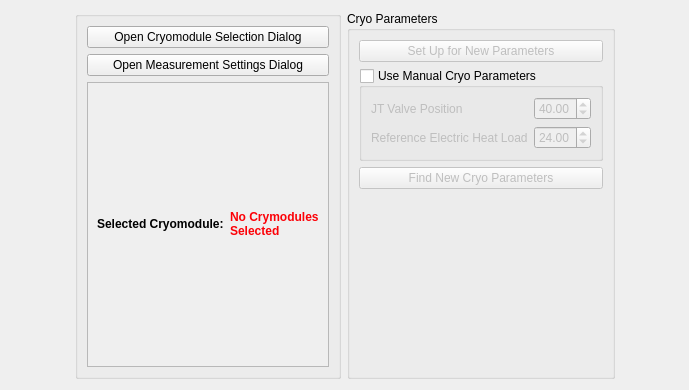
The window that q0.ui (ssoham/Q0Measurement) describes before a commit, drawn with Qt 5.
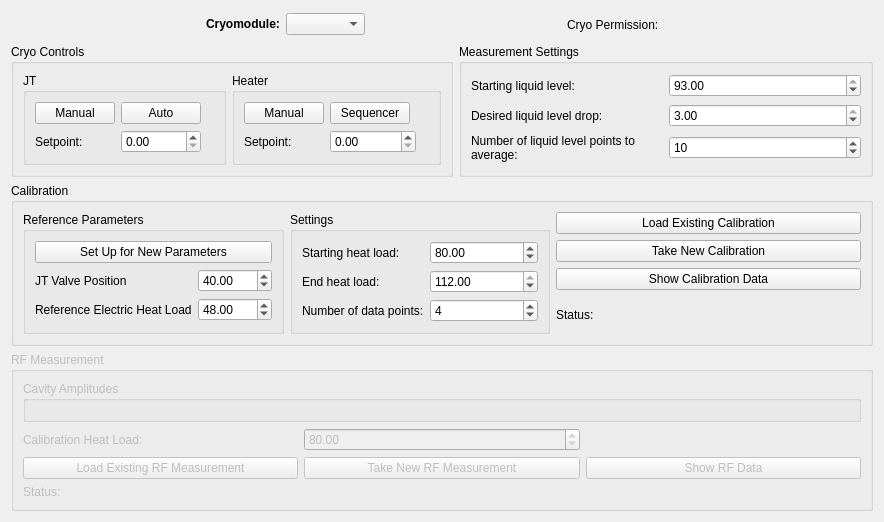
The same window after the commit. Custom widgets are drawn as their Qt base class.

Commit message: new extremely crowded GUI

What changed in the file:
```diff
--- a/q0.ui
+++ b/q0.ui
@@ -6,18 +6,662 @@
    <rect>
     <x>0</x>
     <y>0</y>
-    <width>689</width>
-    <height>390</height>
+    <width>884</width>
+    <height>522</height>
    </rect>
   </property>
   <property name="windowTitle">
    <string>Q0 Measurement</string>
   </property>
-  <layout class="QVBoxLayout" name="verticalLayout_2">
-   <item>
-    <layout class="QHBoxLayout" name="horizontalLayout_2">
+  <layout class="QGridLayout" name="gridLayout_3">
+   <item row="1" column="1">
+    <widget class="QGroupBox" name="groupBox">
+     <property name="title">
+      <string>Measurement Settings</string>
+     </property>
+     <layout class="QGridLayout" name="gridLayout_6">
+      <item row="0" column="0">
+       <widget class="QLabel" name="label_9">
+        <property name="text">
+         <string>Starting liquid level:</string>
+        </property>
+       </widget>
+      </item>
+      <item row="1" column="0">
+       <widget class="QLabel" name="label_10">
+        <property name="text">
+         <string>Desired liquid level drop:</string>
+        </property>
+        <property name="wordWrap">
+         <bool>false</bool>
+        </property>
+       </widget>
+      </item>
+      <item row="1" column="1">
+       <widget class="QDoubleSpinBox" name="ll_drop_spinbox">
+        <property name="minimum">
+         <double>1.000000000000000</double>
+        </property>
+        <property name="maximum">
+         <double>3.000000000000000</double>
+        </property>
+        <property name="value">
+         <double>3.000000000000000</double>
+        </property>
+       </widget>
+      </item>
+      <item row="0" column="1">
+       <widget class="QDoubleSpinBox" name="ll_start_spinbox">
+        <property name="minimum">
+         <double>90.000000000000000</double>
+        </property>
+        <property name="maximum">
+         <double>93.000000000000000</double>
+        </property>
+        <property name="value">
+         <double>93.000000000000000</double>
+        </property>
+       </widget>
+      </item>
+      <item row="2" column="0">
+       <widget class="QLabel" name="label_11">
+        <property name="text">
+         <string>Number of liquid level points to average:</string>
+        </property>
+        <property name="wordWrap">
+         <bool>true</bool>
+        </property>
+       </widget>
+      </item>
+      <item row="2" column="1">
+       <widget class="QSpinBox" name="ll_avg_spinbox">
+        <property name="value">
+         <number>10</number>
+        </property>
+       </widget>
+      </item>
+     </layout>
+    </widget>
+   </item>
+   <item row="3" column="0" colspan="2">
+    <widget class="QGroupBox" name="groupBox_2">
+     <property name="title">
+      <string>Calibration</string>
+     </property>
+     <layout class="QGridLayout" name="gridLayout_4">
+      <item row="1" column="1" rowspan="4">
+       <widget class="QGroupBox" name="groupBox_5">
+        <property name="title">
+         <string>Settings</string>
+        </property>
+        <layout class="QGridLayout" name="gridLayout_7">
+         <item row="0" column="0">
+          <widget class="QLabel" name="label_12">
+           <property name="text">
+            <string>Starting heat load:</string>
+           </property>
+          </widget>
+         </item>
+         <item row="1" column="0">
+          <widget class="QLabel" name="label_13">
+           <property name="text">
+            <string>End heat load:</string>
+           </property>
+          </widget>
+         </item>
+         <item row="2" column="0">
+          <widget class="QLabel" name="label_14">
+           <property name="text">
+            <string>Number of data points:</string>
+           </property>
+          </widget>
+         </item>
+         <item row="0" column="1">
+          <widget class="QDoubleSpinBox" name="start_heat_spinbox">
+           <property name="minimum">
+            <double>24.000000000000000</double>
+           </property>
+           <property name="maximum">
+            <double>112.000000000000000</double>
+           </property>
+           <property name="value">
+            <double>80.000000000000000</double>
+           </property>
+          </widget>
+         </item>
+         <item row="1" column="1">
+          <widget class="QDoubleSpinBox" name="end_heat_spinbox">
+           <property name="minimum">
+            <double>24.000000000000000</double>
+           </property>
+           <property name="maximum">
+            <double>112.000000000000000</double>
+           </property>
+           <property name="value">
+            <double>112.000000000000000</double>
+           </property>
+          </widget>
+         </item>
+         <item row="2" column="1">
+          <widget class="QSpinBox" name="num_cal_points_spinbox">
+           <property name="maximum">
+            <number>20</number>
+           </property>
+           <property name="value">
+            <number>4</number>
+           </property>
+          </widget>
+         </item>
+        </layout>
+       </widget>
+      </item>
+      <item row="1" column="0" rowspan="4">
+       <widget class="QGroupBox" name="manual_cryo_groupbox">
+        <property name="title">
+         <string>Reference Parameters</string>
+        </property>
+        <property name="checkable">
+         <bool>false</bool>
+        </property>
+        <property name="checked">
+         <bool>false</bool>
+        </property>
+        <layout class="QGridLayout" name="gridLayout">
+         <item row="1" column="1">
+          <widget class="QDoubleSpinBox" name="jt_pos_spinbox">
+           <property name="value">
+            <double>40.000000000000000</double>
+           </property>
+          </widget>
+         </item>
+         <item row="2" column="0">
+          <widget class="QLabel" name="label_2">
+           <property name="text">
+            <string>Reference Electric Heat Load</string>
+           </property>
+          </widget>
+         </item>
+         <item row="1" column="0">
+          <widget class="QLabel" name="label">
+           <property name="text">
+            <string>JT Valve Position</string>
+           </property>
+          </widget>
+         </item>
+         <item row="2" column="1">
+          <widget class="QDoubleSpinBox" name="ref_heat_spinbox">
+           <property name="value">
+            <double>48.000000000000000</double>
+           </property>
+          </widget>
+         </item>
+         <item row="0" column="0" colspan="2">
+          <widget class="QPushButton" name="setup_param_button">
+           <property name="enabled">
+            <bool>true</bool>
+           </property>
+           <property name="toolTip">
+            <string>Sets the heater to manual at 48 so that the JT can settle</string>
+           </property>
+           <property name="text">
+            <string>Set Up for New Parameters</string>
+           </property>
+          </widget>
+         </item>
+        </layout>
+       </widget>
+      </item>
+      <item row="4" column="2">
+       <widget class="QLabel" name="label_8">
+        <property name="sizePolicy">
+         <sizepolicy hsizetype="Maximum" vsizetype="Preferred">
+          <horstretch>0</horstretch>
+          <verstretch>0</verstretch>
+         </sizepolicy>
+        </property>
+        <property name="text">
+         <string>Status:</string>
+        </property>
+       </widget>
+      </item>
+      <item row="4" column="3">
+       <widget class="QLabel" name="cal_status_label">
+        <property name="text">
+         <string/>
+        </property>
+       </widget>
+      </item>
+      <item row="3" column="2" colspan="2">
+       <widget class="QPushButton" name="show_cal_data_button">
+        <property name="text">
+         <string>Show Calibration Data</string>
+        </property>
+       </widget>
+      </item>
+      <item row="2" column="2" colspan="2">
+       <widget class="QPushButton" name="new_cal_button">
+        <property name="text">
+         <string>Take New Calibration</string>
+        </property>
+       </widget>
+      </item>
+      <item row="1" column="2" colspan="2">
+       <widget class="QPushButton" name="load_cal_button">
+        <property name="text">
+         <string>Load Existing Calibration</string>
+        </property>
+       </widget>
+      </item>
+     </layout>
+    </widget>
+   </item>
+   <item row="1" column="0">
+    <widget class="QGroupBox" name="groupBox_3">
+     <property name="title">
+      <string>Cryo Controls</string>
+     </property>
+     <layout class="QGridLayout" name="gridLayout_2">
+      <item row="2" column="1" colspan="2">
+       <widget class="QGroupBox" name="groupBox_4">
+        <property name="title">
+         <string>JT</string>
+        </property>
+        <layout class="QGridLayout" name="gridLayout_5">
+         <item row="1" column="0">
+          <widget class="QLabel" name="label_6">
+           <property name="text">
+            <string>Setpoint:</string>
+           </property>
+          </widget>
+         </item>
+         <item row="0" column="2">
+          <widget class="PyDMLabel" name="jt_mode_label">
+           <property name="toolTip">
+            <string/>
+           </property>
+          </widget>
+         </item>
+         <item row="1" column="1">
+          <widget class="PyDMSpinbox" name="jt_setpoint_spinbox">
+           <property name="toolTip">
+            <string/>
+           </property>
+           <property name="maximum">
+            <double>75.000000000000000</double>
+           </property>
+           <property name="showUnits" stdset="0">
+            <bool>true</bool>
+           </property>
+           <property name="precisionFromPV" stdset="0">
+            <bool>true</bool>
+           </property>
+           <property name="alarmSensitiveContent" stdset="0">
+            <bool>false</bool>
+           </property>
+           <property name="alarmSensitiveBorder" stdset="0">
+            <bool>false</bool>
+           </property>
+           <property name="channel" stdset="0">
+            <string/>
+           </property>
+           <property name="precision" stdset="0">
+            <number>0</number>
+           </property>
+           <property name="showStepExponent" stdset="0">
+            <bool>false</bool>
+           </property>
+           <property name="writeOnPress" stdset="0">
+            <bool>false</bool>
+           </property>
+          </widget>
+         </item>
+         <item row="1" column="2">
+          <widget class="PyDMLabel" name="jt_setpoint_readback">
+           <property name="toolTip">
+            <string/>
+           </property>
+          </widget>
+         </item>
+         <item row="0" column="0">
+          <widget class="PyDMPushButton" name="jt_man_button">
+           <property name="toolTip">
+            <string/>
+           </property>
+           <property name="text">
+            <string>Manual</string>
+           </property>
+           <property name="alarmSensitiveContent" stdset="0">
+            <bool>false</bool>
+           </property>
+           <property name="alarmSensitiveBorder" stdset="0">
+            <bool>false</bool>
+           </property>
+           <property name="channel" stdset="0">
+            <string/>
+           </property>
+           <property name="passwordProtected" stdset="0">
+            <bool>false</bool>
+           </property>
+           <property name="password" stdset="0">
+            <string/>
+           </property>
+           <property name="protectedPassword" stdset="0">
+            <string/>
+           </property>
+           <property name="showConfirmDialog" stdset="0">
+            <bool>false</bool>
+           </property>
+           <property name="confirmMessage" stdset="0">
+            <string>Are you sure you want to proceed?</string>
+           </property>
+           <property name="pressValue" stdset="0">
+            <string>1</string>
+           </property>
+           <property name="releaseValue" stdset="0">
+            <string>None</string>
+           </property>
+           <property name="relativeChange" stdset="0">
+            <bool>false</bool>
+           </property>
+           <property name="writeWhenRelease" stdset="0">
+            <bool>false</bool>
+           </property>
+          </widget>
+         </item>
+         <item row="0" column="1">
+          <widget class="PyDMPushButton" name="jt_auto_button">
+           <property name="toolTip">
+            <string/>
+           </property>
+           <property name="text">
+            <string>Auto</string>
+           </property>
+           <property name="alarmSensitiveContent" stdset="0">
+            <bool>false</bool>
+           </property>
+           <property name="alarmSensitiveBorder" stdset="0">
+            <bool>false</bool>
+           </property>
+           <property name="channel" stdset="0">
+            <string/>
+           </property>
+           <property name="passwordProtected" stdset="0">
+            <bool>false</bool>
+           </property>
+           <property name="password" stdset="0">
+            <string/>
+           </property>
+           <property name="protectedPassword" stdset="0">
+            <string/>
+           </property>
+           <property name="showConfirmDialog" stdset="0">
+            <bool>false</bool>
+           </property>
+           <property name="confirmMessage" stdset="0">
+            <string>Are you sure you want to proceed?</string>
+           </property>
+           <property name="pressValue" stdset="0">
+            <string>1</string>
+           </property>
+           <property name="releaseValue" stdset="0">
+            <string>None</string>
+           </property>
+           <property name="relativeChange" stdset="0">
+            <bool>false</bool>
+           </property>
+           <property name="writeWhenRelease" stdset="0">
+            <bool>false</bool>
+           </property>
+          </widget>
+         </item>
+        </layout>
+       </widget>
+      </item>
+      <item row="2" column="3">
+       <widget class="QGroupBox" name="groupBox_8">
+        <property name="title">
+         <string>Heater</string>
+        </property>
+        <layout class="QGridLayout" name="gridLayout_10">
+         <item row="0" column="3">
+          <widget class="PyDMLabel" name="heater_mode_label">
+           <property name="toolTip">
+            <string/>
+           </property>
+          </widget>
+         </item>
+         <item row="1" column="0">
+          <widget class="QLabel" name="label_5">
+           <property name="text">
+            <string>Setpoint:</string>
+           </property>
+          </widget>
+         </item>
+         <item row="1" column="1" colspan="2">
+          <widget class="PyDMSpinbox" name="heater_setpoint_spinbox">
+           <property name="toolTip">
+            <string/>
+           </property>
+           <property name="maximum">
+            <double>160.000000000000000</double>
+           </property>
+           <property name="singleStep">
+            <double>10.000000000000000</double>
+           </property>
+           <property name="showUnits" stdset="0">
+            <bool>true</bool>
+           </property>
+           <property name="precisionFromPV" stdset="0">
+            <bool>true</bool>
+           </property>
+           <property name="alarmSensitiveContent" stdset="0">
+            <bool>false</bool>
+           </property>
+           <property name="alarmSensitiveBorder" stdset="0">
+            <bool>false</bool>
+           </property>
+           <property name="channel" stdset="0">
+            <string/>
+           </property>
+           <property name="precision" stdset="0">
+            <number>0</number>
+           </property>
+           <property name="showStepExponent" stdset="0">
+            <bool>false</bool>
+           </property>
+           <property name="writeOnPress" stdset="0">
+            <bool>false</bool>
+           </property>
+          </widget>
+         </item>
+         <item row="1" column="3">
+          <widget class="PyDMLabel" name="heater_readback_label">
+           <property name="toolTip">
+            <string/>
+           </property>
+          </widget>
+         </item>
+         <item row="0" column="0">
+          <widget class="PyDMPushButton" name="heater_man_button">
+           <property name="toolTip">
+            <string/>
+           </property>
+           <property name="text">
+            <string>Manual</string>
+           </property>
+           <property name="alarmSensitiveContent" stdset="0">
+            <bool>false</bool>
+           </property>
+           <property name="alarmSensitiveBorder" stdset="0">
+            <bool>false</bool>
+           </property>
+           <property name="channel" stdset="0">
+            <string/>
+           </property>
+           <property name="passwordProtected" stdset="0">
+            <bool>false</bool>
+           </property>
+           <property name="password" stdset="0">
+            <string/>
+           </property>
+           <property name="protectedPassword" stdset="0">
+            <string/>
+           </property>
+           <property name="showConfirmDialog" stdset="0">
+            <bool>false</bool>
+           </property>
+           <property name="confirmMessage" stdset="0">
+            <string>Are you sure you want to proceed?</string>
+           </property>
+           <property name="pressValue" stdset="0">
+            <string>1</string>
+           </property>
+           <property name="releaseValue" stdset="0">
+            <string>None</string>
+           </property>
+           <property name="relativeChange" stdset="0">
+            <bool>false</bool>
+           </property>
+           <property name="writeWhenRelease" stdset="0">
+            <bool>false</bool>
+           </property>
+          </widget>
+         </item>
+         <item row="0" column="1">
+          <widget class="PyDMPushButton" name="heater_seq_button">
+           <property name="toolTip">
+            <string/>
+           </property>
+           <property name="text">
+            <string>Sequencer</string>
+           </property>
+           <property name="alarmSensitiveContent" stdset="0">
+            <bool>false</bool>
+           </property>
+           <property name="alarmSensitiveBorder" stdset="0">
+            <bool>false</bool>
+           </property>
+           <property name="channel" stdset="0">
+            <string/>
+           </property>
+           <property name="passwordProtected" stdset="0">
+            <bool>false</bool>
+           </property>
+           <property name="password" stdset="0">
+            <string/>
+           </property>
+           <property name="protectedPassword" stdset="0">
+            <string/>
+           </property>
+           <property name="showConfirmDialog" stdset="0">
+            <bool>false</bool>
+           </property>
+           <property name="confirmMessage" stdset="0">
+            <string>Are you sure you want to proceed?</string>
+           </property>
+           <property name="pressValue" stdset="0">
+            <string>1</string>
+           </property>
+           <property name="releaseValue" stdset="0">
+            <string>None</string>
+           </property>
+           <property name="relativeChange" stdset="0">
+            <bool>false</bool>
+           </property>
+           <property name="writeWhenRelease" stdset="0">
+            <bool>false</bool>
+           </property>
+          </widget>
+         </item>
+        </layout>
+       </widget>
+      </item>
+     </layout>
+    </widget>
+   </item>
+   <item row="4" column="0" colspan="2">
+    <widget class="QGroupBox" name="rf_groupbox">
+     <property name="enabled">
+      <bool>false</bool>
+     </property>
+     <property name="title">
+      <string>RF Measurement</string>
+     </property>
+     <layout class="QGridLayout" name="gridLayout_8">
+      <item row="1" column="0">
+       <widget class="QLabel" name="label_7">
+        <property name="text">
+         <string>Calibration Heat Load:</string>
+        </property>
+       </widget>
+      </item>
+      <item row="2" column="2">
+       <widget class="QPushButton" name="show_rf_button">
+        <property name="text">
+         <string>Show RF Data</string>
+        </property>
+       </widget>
+      </item>
+      <item row="2" column="0">
+       <widget class="QPushButton" name="load_rf_button">
+        <property name="text">
+         <string>Load Existing RF Measurement</string>
+        </property>
+       </widget>
+      </item>
+      <item row="1" column="1">
+       <widget class="QDoubleSpinBox" name="rf_cal_spinbox">
+        <property name="minimum">
+         <double>24.000000000000000</double>
+        </property>
+        <property name="maximum">
+         <double>112.000000000000000</double>
+        </property>
+        <property name="value">
+         <double>80.000000000000000</double>
+        </property>
+       </widget>
+      </item>
+      <item row="0" column="0" colspan="3">
+       <widget class="QGroupBox" name="groupBox_7">
+        <property name="title">
+         <string>Cavity Amplitudes</string>
+        </property>
+        <layout class="QVBoxLayout" name="verticalLayout">
+         <item>
+          <layout class="QGridLayout" name="cavity_layout"/>
+         </item>
+        </layout>
+       </widget>
+      </item>
+      <item row="2" column="1">
+       <widget class="QPushButton" name="new_rf_button">
+        <property name="text">
+         <string>Take New RF Measurement</string>
+        </property>
+       </widget>
+      </item>
+      <item row="3" column="0">
+       <widget class="QLabel" name="label_15">
+        <property name="text">
+         <string>Status:</string>
+        </property>
+       </widget>
+      </item>
+      <item row="3" column="1" colspan="2">
+       <widget class="QLabel" name="rf_status_label">
+        <property name="text">
+         <string/>
+        </property>
+       </widget>
+      </item>
+     </layout>
+    </widget>
+   </item>
+   <item row="0" column="0" colspan="2">
+    <layout class="QHBoxLayout" name="horizontalLayout_4">
      <item>
-      <spacer name="horizontalSpacer">
+      <spacer name="horizontalSpacer_3">
        <property name="orientation">
         <enum>Qt::Horizontal</enum>
        </property>
@@ -30,252 +674,82 @@
       </spacer>
      </item>
      <item>
-      <widget class="QGroupBox" name="groupBox_2">
-       <property name="title">
+      <widget class="QLabel" name="label_4">
+       <property name="sizePolicy">
+        <sizepolicy hsizetype="Preferred" vsizetype="Maximum">
+         <horstretch>0</horstretch>
+         <verstretch>0</verstretch>
+        </sizepolicy>
+       </property>
+       <property name="font">
+        <font>
+         <weight>75</weight>
+         <bold>true</bold>
+        </font>
+       </property>
+       <property name="text">
+        <string>Cryomodule:</string>
+       </property>
+      </widget>
+     </item>
+     <item>
+      <widget class="QComboBox" name="cm_combobox">
+       <property name="font">
+        <font>
+         <weight>75</weight>
+         <bold>true</bold>
+        </font>
+       </property>
+      </widget>
+     </item>
+     <item>
+      <spacer name="horizontalSpacer_4">
+       <property name="orientation">
+        <enum>Qt::Horizontal</enum>
+       </property>
+       <property name="sizeHint" stdset="0">
+        <size>
+         <width>40</width>
+         <height>20</height>
+        </size>
+       </property>
+      </spacer>
+     </item>
+     <item>
+      <widget class="QLabel" name="label_3">
+       <property name="text">
+        <string>Cryo Permission:</string>
+       </property>
+      </widget>
+     </item>
+     <item>
+      <widget class="PyDMByteIndicator" name="perm_byte">
+       <property name="sizePolicy">
+        <sizepolicy hsizetype="Preferred" vsizetype="Maximum">
+         <horstretch>0</horstretch>
+         <verstretch>0</verstretch>
+        </sizepolicy>
+       </property>
+       <property name="toolTip">
         <string/>
        </property>
-       <layout class="QVBoxLayout" name="verticalLayout_4">
-        <item>
-         <widget class="QPushButton" name="cmSelectButton">
-          <property name="enabled">
-           <bool>true</bool>
-          </property>
-          <property name="sizePolicy">
-           <sizepolicy hsizetype="Preferred" vsizetype="Fixed">
-            <horstretch>0</horstretch>
-            <verstretch>0</verstretch>
-           </sizepolicy>
-          </property>
-          <property name="accessibleName">
-           <string>${buttonName}</string>
-          </property>
-          <property name="text">
-           <string>Open Cryomodule Selection Dialog</string>
-          </property>
-          <property name="checked">
-           <bool>false</bool>
-          </property>
-         </widget>
-        </item>
-        <item>
-         <widget class="QPushButton" name="settingsButton">
-          <property name="enabled">
-           <bool>true</bool>
-          </property>
-          <property name="toolTip">
-           <string>Default settings will work fine in most use cases</string>
-          </property>
-          <property name="text">
-           <string>Open Measurement Settings Dialog</string>
-          </property>
-         </widget>
-        </item>
-        <item>
-         <widget class="QFrame" name="cmSelectionFrame">
-          <property name="enabled">
-           <bool>true</bool>
-          </property>
-          <property name="autoFillBackground">
-           <bool>true</bool>
-          </property>
-          <property name="frameShape">
-           <enum>QFrame::StyledPanel</enum>
-          </property>
-          <property name="frameShadow">
-           <enum>QFrame::Raised</enum>
-          </property>
-          <layout class="QHBoxLayout" name="horizontalLayout">
-           <item>
-            <widget class="QLabel" name="selectorLabel">
-             <property name="enabled">
-              <bool>true</bool>
-             </property>
-             <property name="sizePolicy">
-              <sizepolicy hsizetype="Preferred" vsizetype="Minimum">
-               <horstretch>0</horstretch>
-               <verstretch>0</verstretch>
-              </sizepolicy>
-             </property>
-             <property name="font">
-              <font>
-               <weight>75</weight>
-               <bold>true</bold>
-              </font>
-             </property>
-             <property name="toolTip">
-              <string>CMs where cavities are deselected or not at ops max will appear with an asterisk (*)</string>
-             </property>
-             <property name="text">
-              <string>Selected Cryomodule:</string>
-             </property>
-             <property name="wordWrap">
-              <bool>false</bool>
-             </property>
-             <property name="textInteractionFlags">
-              <set>Qt::LinksAccessibleByMouse|Qt::TextSelectableByMouse</set>
-             </property>
-            </widget>
-           </item>
-           <item>
-            <widget class="QLabel" name="cmSelectionLabel">
-             <property name="enabled">
-              <bool>true</bool>
-             </property>
-             <property name="sizePolicy">
-              <sizepolicy hsizetype="MinimumExpanding" vsizetype="Minimum">
-               <horstretch>0</horstretch>
-               <verstretch>0</verstretch>
-              </sizepolicy>
-             </property>
-             <property name="palette">
-              <palette>
-               <active>
-                <colorrole role="WindowText">
-                 <brush brushstyle="SolidPattern">
-                  <color alpha="255">
-                   <red>252</red>
-                   <green>1</green>
-                   <blue>7</blue>
-                  </color>
-                 </brush>
-                </colorrole>
-               </active>
-               <inactive>
-                <colorrole role="WindowText">
-                 <brush brushstyle="SolidPattern">
-                  <color alpha="255">
-                   <red>252</red>
-                   <green>1</green>
-                   <blue>7</blue>
-                  </color>
-                 </brush>
-                </colorrole>
-               </inactive>
-               <disabled>
-                <colorrole role="WindowText">
-                 <brush brushstyle="SolidPattern">
-                  <color alpha="255">
-                   <red>127</red>
-                   <green>127</green>
-                   <blue>127</blue>
-                  </color>
-                 </brush>
-                </colorrole>
-               </disabled>
-              </palette>
-             </property>
-             <property name="font">
-              <font>
-               <weight>75</weight>
-               <bold>true</bold>
-              </font>
-             </property>
-             <property name="toolTip">
-              <string>CMs where cavities are deselected or not at ops max will appear with an asterisk (*)</string>
-             </property>
-             <property name="accessibleName">
-              <string>${labelName}</string>
-             </property>
-             <property name="text">
-              <string>No Crymodules Selected</string>
-             </property>
-             <property name="wordWrap">
-              <bool>true</bool>
-             </property>
-             <property name="textInteractionFlags">
-              <set>Qt::LinksAccessibleByMouse|Qt::TextSelectableByMouse</set>
-             </property>
-            </widget>
-           </item>
-          </layout>
-         </widget>
-        </item>
-       </layout>
+       <property name="offColor" stdset="0">
+        <color>
+         <red>252</red>
+         <green>33</green>
+         <blue>37</blue>
+        </color>
+       </property>
+       <property name="showLabels" stdset="0">
+        <bool>false</bool>
+       </property>
       </widget>
      </item>
      <item>
-      <widget class="QGroupBox" name="groupBox">
-       <property name="title">
-        <string>Cryo Parameters</string>
+      <widget class="PyDMLabel" name="perm_label">
+       <property name="toolTip">
+        <string/>
        </property>
-       <layout class="QVBoxLayout" name="verticalLayout_3">
-        <item>
-         <widget class="QPushButton" name="setup_param_button">
-          <property name="enabled">
-           <bool>false</bool>
-          </property>
-          <property name="text">
-           <string>Set Up for New Parameters</string>
-          </property>
-         </widget>
-        </item>
-        <item>
-         <widget class="QGroupBox" name="manual_cryo_groupbox">
-          <property name="sizePolicy">
-           <sizepolicy hsizetype="Preferred" vsizetype="Maximum">
-            <horstretch>0</horstretch>
-            <verstretch>0</verstretch>
-           </sizepolicy>
-          </property>
-          <property name="title">
-           <string>Use Manual Cryo Parameters</string>
-          </property>
-          <property name="checkable">
-           <bool>true</bool>
-          </property>
-          <property name="checked">
-           <bool>false</bool>
-          </property>
-          <layout class="QGridLayout" name="gridLayout">
-           <item row="1" column="1">
-            <widget class="QDoubleSpinBox" name="ref_heat_spinbox">
-             <property name="value">
-              <double>24.000000000000000</double>
-             </property>
-            </widget>
-           </item>
-           <item row="0" column="1">
-            <widget class="QDoubleSpinBox" name="jt_pos_spinbox">
-             <property name="value">
-              <double>40.000000000000000</double>
-             </property>
-            </widget>
-           </item>
-           <item row="0" column="0">
-            <widget class="QLabel" name="label">
-             <property name="text">
-              <string>JT Valve Position</string>
-             </property>
-            </widget>
-           </item>
-           <item row="1" column="0">
-            <widget class="QLabel" name="label_2">
-             <property name="text">
-              <string>Reference Electric Heat Load</string>
-             </property>
-            </widget>
-           </item>
-          </layout>
-         </widget>
-        </item>
-        <item>
-         <widget class="QPushButton" name="new_cryo_params_button">
-          <property name="enabled">
-           <bool>false</bool>
-          </property>
-          <property name="text">
-           <string>Find New Cryo Parameters</string>
-          </property>
-         </widget>
-        </item>
-        <item>
-         <widget class="QLabel" name="cryo_param_status_label">
-          <property name="text">
-           <string/>
-          </property>
-         </widget>
-        </item>
-       </layout>
       </widget>
      </item>
      <item>
@@ -293,11 +767,30 @@
      </item>
     </layout>
    </item>
-   <item>
-    <layout class="QHBoxLayout" name="groupbox_layout"/>
-   </item>
   </layout>
  </widget>
+ <customwidgets>
+  <customwidget>
+   <class>PyDMLabel</class>
+   <extends>QLabel</extends>
+   <header>pydm.widgets.label</header>
+  </customwidget>
+  <customwidget>
+   <class>PyDMByteIndicator</class>
+   <extends>QWidget</extends>
+   <header>pydm.widgets.byte</header>
+  </customwidget>
+  <customwidget>
+   <class>PyDMPushButton</class>
+   <extends>QPushButton</extends>
+   <header>pydm.widgets.pushbutton</header>
+  </customwidget>
+  <customwidget>
+   <class>PyDMSpinbox</class>
+   <extends>QDoubleSpinBox</extends>
+   <header>pydm.widgets.spinbox</header>
+  </customwidget>
+ </customwidgets>
  <resources/>
  <connections/>
 </ui>
```
The commit also changes 4 other files.
